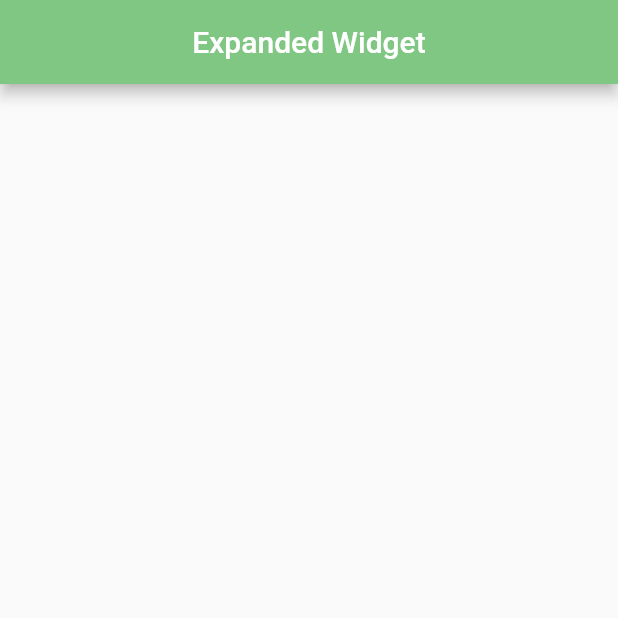
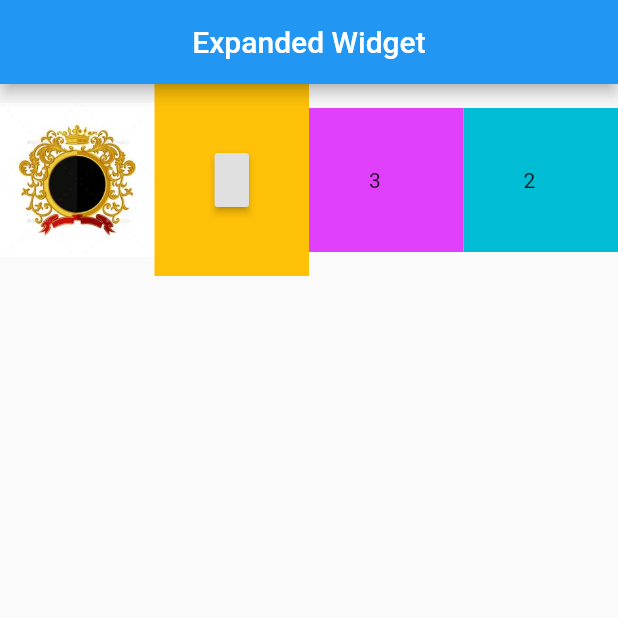
Before and after one commit to Rutujshahare/Data-Display-App, a Flutter app: the screen it shows after launch, on a phone screen of 412 x 824 dp, the top half of it. Run offline on Flutter 3.47's test engine with Material 2 defaults, Android fonts, the phone set to English and light mode, and no system bars.

Commit message:
expanded widget added

```diff
--- a/RutujIDcard/lib/main.dart
+++ b/RutujIDcard/lib/main.dart
@@ -12,13 +12,47 @@ void main() =>
         appBar:AppBar(
           title:Text('Expanded Widget'),
           centerTitle:true,
-          backgroundColor:Colors.green[300],
         ),
         body:Row(
+          mainAxisAlignment: MainAxisAlignment.center,
         children: <Widget>[
-          Container(),
-          Container(),
-          Container(),
+        Expanded(
+                  child: Container(
+            child:Image.asset('assets/images/LogoDesign.jpg'),
+            ),
+        ),
+
+  Expanded(
+            child: Container(
+            padding:EdgeInsets.all(40),
+            color:Colors.amber,
+           child:RaisedButton.icon(
+              onPressed:() {
+               Container(child:
+               Text('the battery alert'),
+                  );
+                },
+                icon:Icon(Icons.battery_alert),
+                label:Text('batt'),
+
+              ),
+
+            ),
+          ),
+  Expanded(
+            child: Container(
+               padding:EdgeInsets.all(40),
+              color:Colors.purpleAccent[200],
+              child:Text('3'),
+            ),
+          ),
+  Expanded(
+            child: Container(
+              color:Colors.cyan,
+              padding:EdgeInsets.all(40),
+              child:Text('2'),
+            ),
+          ),
         ],
         ),
       );
--- a/RutujIDcard/pubspec.yaml
+++ b/RutujIDcard/pubspec.yaml
@@ -45,10 +45,10 @@ flutter:
   uses-material-design: true
 
   # To add assets to your application, add an assets section, like this:
-  # assets:
-  #   - images/a_dot_burr.jpeg
-  #   - images/a_dot_ham.jpeg
+  assets:
+     - assets/images/
 
+  #
   # An image asset can refer to one or more resolution-specific "variants", see
   # https://flutter.dev/assets-and-images/#resolution-aware.
 
```
Also changed, not shown: RutujIDcard/assets/images/LogoDesign.jpg (added), 1 other file.
